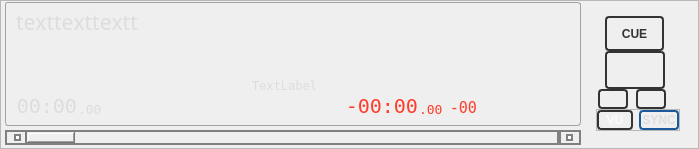
The window that src/playerwidget.ui (knowthelist/knowthelist) describes before a commit, drawn with Qt 5.
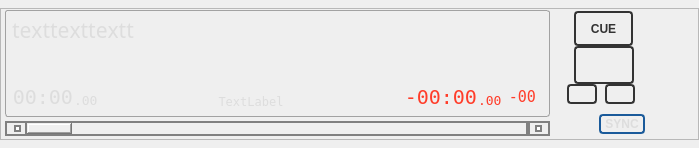
The same window after the commit. Custom widgets are drawn as their Qt base class.

```diff
--- a/src/playerwidget.ui
+++ b/src/playerwidget.ui
@@ -239,7 +239,7 @@
        <widget class="QFrame" name="frame_3">
         <property name="sizePolicy">
          <sizepolicy hsizetype="Preferred" vsizetype="Fixed">
-          <horstretch>0</horstretch>
+          <horstretch>4</horstretch>
           <verstretch>0</verstretch>
          </sizepolicy>
         </property>
@@ -335,13 +335,13 @@
              <number>4</number>
             </property>
             <property name="leftMargin">
-             <number>8</number>
+             <number>4</number>
             </property>
             <property name="topMargin">
              <number>2</number>
             </property>
             <property name="rightMargin">
-             <number>15</number>
+             <number>4</number>
             </property>
             <property name="bottomMargin">
              <number>2</number>
@@ -842,7 +842,7 @@
               </property>
               <property name="maximumSize">
                <size>
-                <width>400</width>
+                 <width>16777215</width>
                 <height>16777215</height>
                </size>
               </property>
@@ -853,17 +853,17 @@
                <enum>QFrame::Shadow::Raised</enum>
               </property>
               <layout class="QHBoxLayout" name="horizontalLayout_7">
-               <property name="spacing">
-                <number>6</number>
-               </property>
                <property name="leftMargin">
-                <number>5</number>
+                <number>0</number>
                </property>
                <property name="topMargin">
-                <number>2</number>
+                <number>0</number>
+               </property>
+               <property name="rightMargin">
+                <number>0</number>
                </property>
                <property name="bottomMargin">
-                <number>2</number>
+                <number>0</number>
                </property>
                <item>
                 <widget class="VUMeter" name="vuMeter" native="true">
@@ -881,79 +881,10 @@
                  </property>
                  <property name="maximumSize">
                   <size>
-                   <width>400</width>
-                   <height>16777215</height>
-                  </size>
-                 </property>
-                </widget>
-               </item>
-              </layout>
-             </widget>
-            </item>
-            <item>
-             <widget class="QFrame" name="fraInfo">
-              <property name="frameShape">
-               <enum>QFrame::Shape::NoFrame</enum>
-              </property>
-              <property name="frameShadow">
-               <enum>QFrame::Shadow::Raised</enum>
-              </property>
-              <layout class="QHBoxLayout" name="horizontalLayout_8">
-               <property name="spacing">
-                <number>0</number>
-               </property>
-               <property name="leftMargin">
-                <number>0</number>
-               </property>
-               <property name="topMargin">
-                <number>2</number>
-               </property>
-               <property name="rightMargin">
-                <number>10</number>
-               </property>
-               <property name="bottomMargin">
-                <number>0</number>
-               </property>
-               <item>
-                <widget class="QLabel" name="lblInfo">
-                 <property name="sizePolicy">
-                  <sizepolicy hsizetype="Expanding" vsizetype="Preferred">
-                   <horstretch>0</horstretch>
-                   <verstretch>0</verstretch>
-                  </sizepolicy>
-                 </property>
-                 <property name="minimumSize">
-                  <size>
-                   <width>0</width>
-                   <height>15</height>
-                  </size>
-                 </property>
-                 <property name="maximumSize">
-                  <size>
                    <width>16777215</width>
-                   <height>14</height>
+                   <height>16777215</height>
                   </size>
                  </property>
-                 <property name="font">
-                  <font>
-                   <family>DejaVu Sans Mono</family>
-                  </font>
-                 </property>
-                 <property name="text">
-                  <string>TextLabel</string>
-                 </property>
-                 <property name="alignment">
-                  <set>Qt::AlignmentFlag::AlignCenter</set>
-                 </property>
-                 <property name="wordWrap">
-                  <bool>true</bool>
-                 </property>
-                 <property name="margin">
-                  <number>1</number>
-                 </property>
-                 <property name="indent">
-                  <number>0</number>
-                 </property>
                 </widget>
                </item>
               </layout>
@@ -975,7 +906,7 @@
               </property>
               <property name="maximumSize">
                <size>
-                <width>472</width>
+                <width>16777215</width>
                 <height>16777215</height>
                </size>
               </property>
@@ -1981,9 +1912,9 @@
                 </widget>
                </item>
                <item>
-                <widget class="QFrame" name="fraDistance">
+                <widget class="QLabel" name="lblInfo">
                  <property name="sizePolicy">
-                  <sizepolicy hsizetype="Expanding" vsizetype="Fixed">
+                  <sizepolicy hsizetype="Expanding" vsizetype="Preferred">
                    <horstretch>0</horstretch>
                    <verstretch>0</verstretch>
                   </sizepolicy>
@@ -1991,16 +1922,35 @@
                  <property name="minimumSize">
                   <size>
                    <width>0</width>
-                   <height>25</height>
+                   <height>15</height>
                   </size>
                  </property>
-                 <property name="frameShape">
-                  <enum>QFrame::Shape::NoFrame</enum>
+                 <property name="maximumSize">
+                  <size>
+                   <width>16777215</width>
+                   <height>16777215</height>
+                  </size>
                  </property>
-                 <property name="frameShadow">
-                  <enum>QFrame::Shadow::Raised</enum>
+                 <property name="font">
+                  <font>
+                   <family>DejaVu Sans Mono</family>
+                  </font>
                  </property>
-                 <layout class="QHBoxLayout" name="horizontalLayout_6"/>
+                 <property name="text">
+                  <string>TextLabel</string>
+                 </property>
+                 <property name="alignment">
+                  <set>Qt::AlignmentFlag::AlignBottom|Qt::AlignmentFlag::AlignHCenter</set>
+                 </property>
+                 <property name="wordWrap">
+                  <bool>false</bool>
+                 </property>
+                 <property name="margin">
+                  <number>1</number>
+                 </property>
+                 <property name="indent">
+                  <number>0</number>
+                 </property>
                 </widget>
                </item>
                <item>
@@ -3033,7 +2983,7 @@
        <widget class="QFrame" name="frame_2">
         <property name="sizePolicy">
          <sizepolicy hsizetype="Preferred" vsizetype="Fixed">
-          <horstretch>0</horstretch>
+          <horstretch>1</horstretch>
           <verstretch>0</verstretch>
          </sizepolicy>
         </property>
@@ -3287,13 +3237,35 @@
            </layout>
           </widget>
          </item>
+         <item>
+          <spacer name="verticalSpacer_controls">
+           <property name="orientation">
+            <enum>Qt::Orientation::Vertical</enum>
+           </property>
+           <property name="sizeType">
+            <enum>QSizePolicy::Policy::Expanding</enum>
+           </property>
+           <property name="sizeHint" stdset="0">
+            <size>
+             <width>20</width>
+             <height>10</height>
+            </size>
+           </property>
+          </spacer>
+         </item>
          <item>
           <widget class="QFrame" name="frame_7">
+           <property name="sizePolicy">
+            <sizepolicy hsizetype="Preferred" vsizetype="Fixed">
+             <horstretch>0</horstretch>
+             <verstretch>0</verstretch>
+            </sizepolicy>
+           </property>
            <property name="frameShape">
-            <enum>QFrame::Shape::StyledPanel</enum>
+            <enum>QFrame::Shape::NoFrame</enum>
            </property>
            <property name="frameShadow">
-            <enum>QFrame::Shadow::Plain</enum>
+            <enum>QFrame::Shadow::Raised</enum>
            </property>
            <layout class="QHBoxLayout" name="horizontalLayout_9">
             <property name="leftMargin">
@@ -3308,37 +3280,6 @@
             <property name="bottomMargin">
              <number>0</number>
             </property>
-            <item>
-             <widget class="QPushButton" name="butBeatMode">
-              <property name="sizePolicy">
-               <sizepolicy hsizetype="Minimum" vsizetype="Fixed">
-                <horstretch>0</horstretch>
-                <verstretch>0</verstretch>
-               </sizepolicy>
-              </property>
-              <property name="minimumSize">
-               <size>
-                <width>36</width>
-                <height>16</height>
-               </size>
-              </property>
-              <property name="maximumSize">
-               <size>
-                <width>46</width>
-                <height>22</height>
-               </size>
-              </property>
-              <property name="toolTip">
-               <string>Switch between VU meter and BPM display</string>
-              </property>
-              <property name="text">
-               <string notr="true">VU</string>
-              </property>
-              <property name="checkable">
-               <bool>true</bool>
-              </property>
-             </widget>
-            </item>
             <item>
              <widget class="QPushButton" name="butSync">
               <property name="sizePolicy">
```
Left out of the diff: 3 changed lines with no effect on the pictures.
